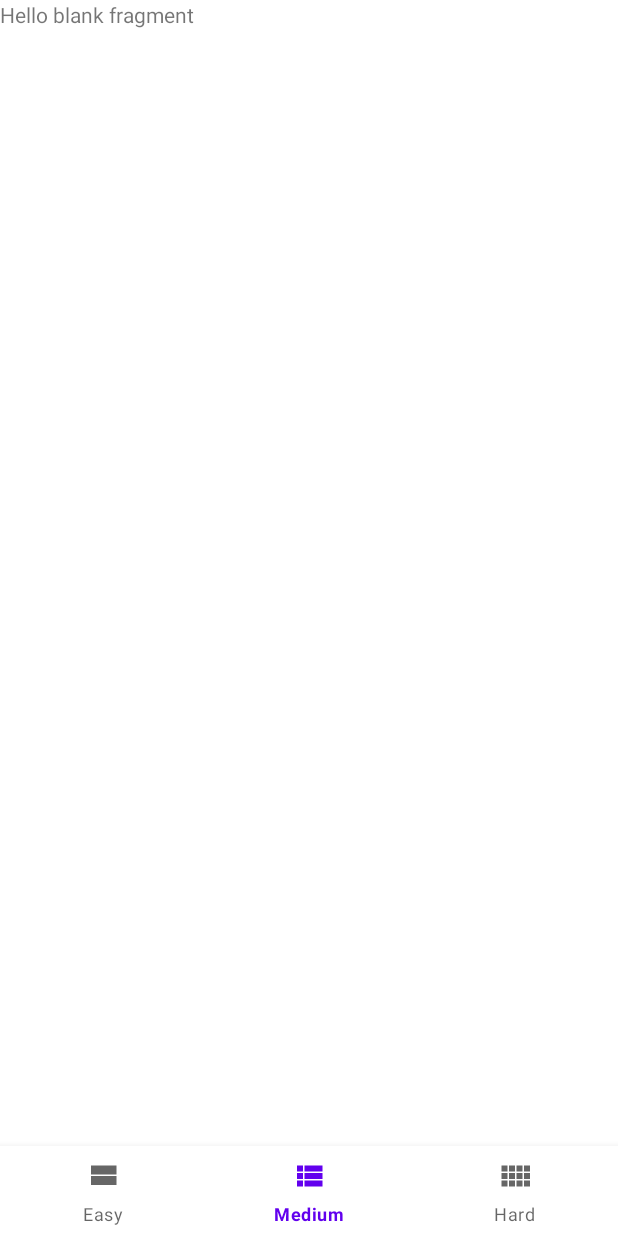
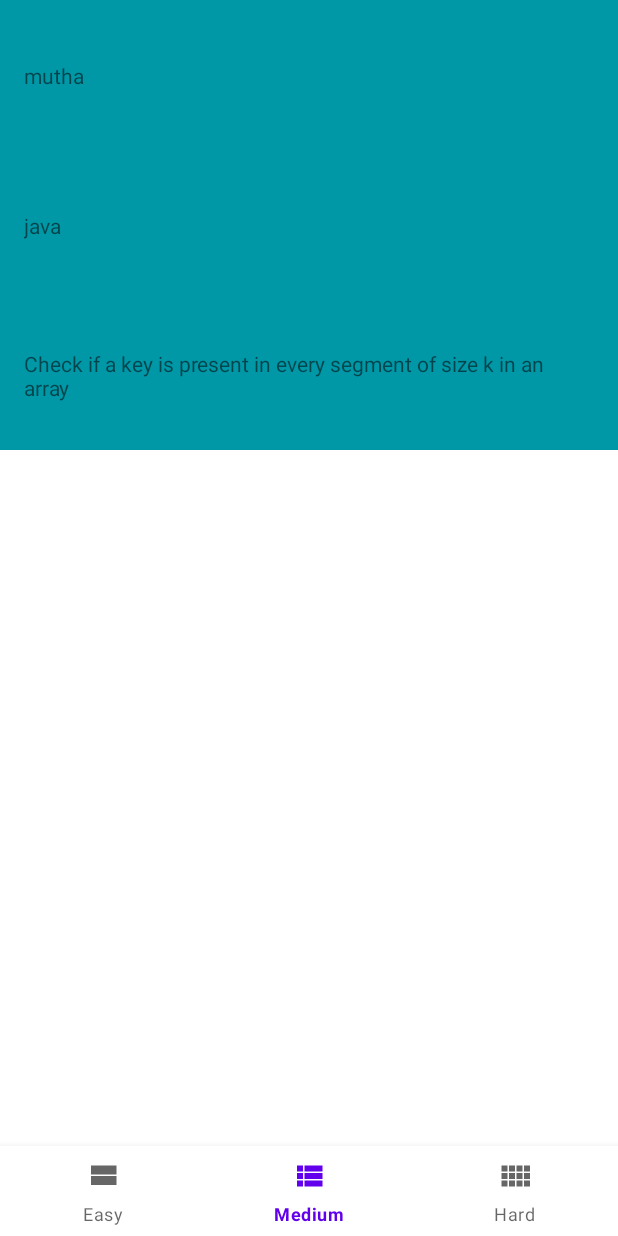
Before and after one commit to nirajninja/Project-1, an Android app: the fragment1 screen opened directly, with no data from a screen before it, item 2 of the bottom bar chosen, on a phone screen of 412 x 824 dp. Run offline under Robolectric (Android 15) with nearby library versions, the phone set to English and light mode, and no system bars.

Commit message:
implemented webview

```diff
--- a/app/src/main/AndroidManifest.xml
+++ b/app/src/main/AndroidManifest.xml
@@ -1,6 +1,8 @@
 <?xml version="1.0" encoding="utf-8"?>
 <manifest xmlns:android="http://schemas.android.com/apk/res/android"
     package="com.example.navigation_drawer">
+
+    <uses-permission android:name="android.permission.INTERNET" />
 
     <application
         android:allowBackup="true"
@@ -9,7 +11,8 @@
         android:roundIcon="@mipmap/ic_launcher_round"
         android:supportsRtl="true"
         android:theme="@style/AppTheme">
-        <activity android:name=".question_activity"></activity>
+        <activity android:name=".webview.browser"></activity>
+        <activity android:name=".question_activity" />
         <activity
             android:name=".MainActivity2"
             android:label="@string/title_activity_main2"
--- a/app/src/main/java/com/example/navigation_drawer/Global_class.kt
+++ b/app/src/main/java/com/example/navigation_drawer/Global_class.kt
@@ -4,15 +4,15 @@ import com.example.navigation_drawer.Questions_RecyclerVIew.DataType
 
 
 
-    var TodoList= mutableListOf(
+    var ArrayEasy= mutableListOf(
         DataType("String","https://www.geeksforgeeks.org/"),
         DataType("java","https://www.geeksforgeeks.org/"),
         DataType("Check if a key is present in every segment of size k in an array","https://www.geeksforgeeks.org/check-if-a-key-is-present-in-every-segment-of-size-k-in-an-array/")
 
     )
 
-var Medium= mutableListOf(
-    DataType("String","https://www.geeksforgeeks.org/"),
+    var ArrayMedium= mutableListOf(
+    DataType("mutha","https://www.geeksforgeeks.org/"),
     DataType("java","https://www.geeksforgeeks.org/"),
     DataType("Check if a key is present in every segment of size k in an array","https://www.geeksforgeeks.org/check-if-a-key-is-present-in-every-segment-of-size-k-in-an-array/")
 
--- a/app/src/main/java/com/example/navigation_drawer/inside_fragment/fragment1.kt
+++ b/app/src/main/java/com/example/navigation_drawer/inside_fragment/fragment1.kt
@@ -1,7 +1,6 @@
 package com.example.navigation_drawer.inside_fragment
 
 import android.content.Intent
-import android.net.Uri
 import android.os.Bundle
 import androidx.fragment.app.Fragment
 import android.view.LayoutInflater
@@ -11,17 +10,24 @@ import androidx.recyclerview.widget.LinearLayoutManager
 import com.example.navigation_drawer.R
 import com.example.navigation_drawer.Questions_RecyclerVIew.DataType
 import com.example.navigation_drawer.Questions_RecyclerVIew.DataTypeAdapter
-import com.example.navigation_drawer.TodoList
+import com.example.navigation_drawer.webview.browser
+
 import kotlinx.android.synthetic.main.fragment_fragment1.*
+
 
 // TODO: Rename parameter arguments, choose names that match
 // the fragment initialization parameters, e.g. ARG_ITEM_NUMBER
 
 class fragment1 : Fragment(),DataTypeAdapter.ontodoItemClickListener {
+    public lateinit var  list2:List<DataType>
+
     override fun onCreateView(
+
+
         inflater: LayoutInflater, container: ViewGroup?,
         savedInstanceState: Bundle?
     ): View? {
+
         // Inflate the layout for this fragment
         return inflater.inflate(R.layout.fragment_fragment1, container, false)
     }
@@ -32,37 +38,67 @@ class fragment1 : Fragment(),DataTypeAdapter.ontodoItemClickListener {
         super.onViewCreated(itemView, savedInstanceState)
 
 
-        var todoList= mutableListOf(
-            DataType("arrays","https://www.geeksforgeeks.org/"),
-            DataType("c++","https://www.geeksforgeeks.org/"),
-            DataType("Check if a key is present in every segment of size k in an array","https://www.geeksforgeeks.org/check-if-a-key-is-present-in-every-segment-of-size-k-in-an-array/")
 
-        )
 
-        var list=TodoList
-        val adapter= DataTypeAdapter(list,this)
+
+
+
+        val adapter= DataTypeAdapter(list2,this)
 
         rv.adapter=adapter
         rv.layoutManager= LinearLayoutManager(context)
-//        recycler_view.apply {
-//            // set a LinearLayoutManager to handle Android
-//            // RecyclerView behavior
-//            layoutManager = LinearLayoutManager(activity)
-//            // set the custom adapter to the RecyclerView
-//            adapter = RecyclerAdapter()
-//        }
+
     }
 
     override fun onItemClick(item: DataType, position: Int) {
+        val url = item.link
 
 
+        val intent=Intent(this.context,
+            browser::class.java)
+        intent.putExtra("extra",url)
+
+        startActivity(intent)
+    }
+
+    /*override fun onItemClick(item: DataType, position: Int) {
         val url = item.link
+
+        val intent=Intent(this.context,WebView::class.java)
+        intent.putExtra("extra",url)
+        startActivity(intent)
+    }*/
+/*
+
+    override fun onItemClick(item: DataType, position: Int) {
+   */
+/*     val url = item.link
+
+        wb_webView.webViewClient= WebViewClient()
+        wb_webView.apply {
+            loadUrl(url)
+            settings.javaScriptEnabled=true
+
+        }
+   *//*
+*/
+/*
+        val intent= Intent(this, webview::class.java)
+        startActivity(intent)*//*
+
+
+
+        */
+/* val url = item.link
         val i = Intent(Intent.ACTION_VIEW)
         i.data = Uri.parse(url)
-        startActivity(i)
+        startActivity(i)*//*
+
 
 
     }
 
+*/
+
 
 }
--- a/app/src/main/java/com/example/navigation_drawer/inside_fragment/fragment2.kt
+++ b/app/src/main/java/com/example/navigation_drawer/inside_fragment/fragment2.kt
@@ -1,21 +1,54 @@
 package com.example.navigation_drawer.inside_fragment
 
+import android.content.Intent
+import android.net.Uri
 import android.os.Bundle
 import androidx.fragment.app.Fragment
 import android.view.LayoutInflater
 import android.view.View
 import android.view.ViewGroup
+import androidx.recyclerview.widget.LinearLayoutManager
+import com.example.navigation_drawer.ArrayMedium
+import com.example.navigation_drawer.Questions_RecyclerVIew.DataType
+import com.example.navigation_drawer.Questions_RecyclerVIew.DataTypeAdapter
 import com.example.navigation_drawer.R
+import kotlinx.android.synthetic.main.fragment_fragment1.*
+import kotlinx.android.synthetic.main.fragment_fragment2.*
 
-class fragment2 : Fragment() {
+class fragment2 : Fragment() ,DataTypeAdapter.ontodoItemClickListener{
     // TODO: Rename and change types of parameters
 
+    public lateinit var  mediumList:List<DataType>
     override fun onCreateView(
         inflater: LayoutInflater, container: ViewGroup?,
         savedInstanceState: Bundle?
     ): View? {
         // Inflate the layout for this fragment
-        return inflater.inflate(R.layout.fragment_fragment3, container, false)
+        return inflater.inflate(R.layout.fragment_fragment2, container, false)
+    }
+
+    override fun onViewCreated(itemView: View, savedInstanceState: Bundle?) {
+        super.onViewCreated(itemView, savedInstanceState)
+
+
+
+
+
+
+ //       var list= ArrayMedium
+        val adapter= DataTypeAdapter(mediumList,this)
+
+        rv2.adapter=adapter
+        rv2.layoutManager= LinearLayoutManager(context)
+
+    }
+
+    override fun onItemClick(item: DataType, position: Int) {
+
+        val url = item.link
+        val i = Intent(Intent.ACTION_VIEW)
+        i.data = Uri.parse(url)
+        startActivity(i)
     }
 
 }
--- a/app/src/main/java/com/example/navigation_drawer/question_activity.kt
+++ b/app/src/main/java/com/example/navigation_drawer/question_activity.kt
@@ -1,9 +1,8 @@
 package com.example.navigation_drawer
 
+import android.content.Intent
 import androidx.appcompat.app.AppCompatActivity
 import android.os.Bundle
-import android.util.Log
-import android.widget.Toast
 import androidx.fragment.app.Fragment
 import com.example.navigation_drawer.inside_fragment.fragment1
 import com.example.navigation_drawer.inside_fragment.fragment2
@@ -17,6 +16,10 @@ class question_activity : AppCompatActivity() {
 
         val data=intent.getIntExtra("ExtraData",0)
 
+        val intent= Intent(this,fragment1::class.java)
+        intent.putExtra("daa",data)
+
+
    /* if(data==1)
     {
         Toast.makeText(this,"hello bitches",Toast.LENGTH_SHORT).show()
@@ -29,14 +32,16 @@ class question_activity : AppCompatActivity() {
         val firstfragment= fragment1()
         val secondFragment= fragment2()
         val thirdFragment= fragment3()
+        firstfragment.list2= ArrayEasy
+        secondFragment.mediumList= ArrayMedium
 
         setcurrentfragment(firstfragment)
 
         bottomNavigationView.setOnNavigationItemSelectedListener {
             when(it.itemId){
-                R.id.miHome->setcurrentfragment(firstfragment)
-                R.id.miProfile->setcurrentfragment(secondFragment)
-                R.id.mi_message->setcurrentfragment(thirdFragment)
+                R.id.miEasy->setcurrentfragment(firstfragment)
+                R.id.miMedium->setcurrentfragment(secondFragment)
+                R.id.mi_Hard->setcurrentfragment(thirdFragment)
             }
             true
         }
--- a/app/src/main/res/layout/fragment_fragment2.xml
+++ b/app/src/main/res/layout/fragment_fragment2.xml
@@ -6,9 +6,9 @@
     tools:context=".inside_fragment.fragment2">
 
     <!-- TODO: Update blank fragment layout -->
-    <TextView
+    <androidx.recyclerview.widget.RecyclerView
         android:layout_width="match_parent"
         android:layout_height="match_parent"
-        android:text="fragment2" />
-
+        android:id="@+id/rv2"
+        />
 </FrameLayout>
--- a/app/src/main/res/layout/fragment_fragment3.xml
+++ b/app/src/main/res/layout/fragment_fragment3.xml
@@ -6,9 +6,10 @@
     tools:context=".inside_fragment.fragment2">
 
     <!-- TODO: Update blank fragment layout -->
-    <TextView
+    <androidx.recyclerview.widget.RecyclerView
         android:layout_width="match_parent"
         android:layout_height="match_parent"
-        android:text="fragment3" />
+        android:id="@+id/rv3"
+        />
 
 </FrameLayout>
--- a/app/src/main/res/menu/bottom_nav_menu.xml
+++ b/app/src/main/res/menu/bottom_nav_menu.xml
@@ -3,20 +3,20 @@
 
 
     <item
-        android:id="@+id/miHome"
+        android:id="@+id/miEasy"
         android:icon="@drawable/easy"
         android:title="Easy"
         />
 
     <item
-        android:id="@+id/mi_message"
+        android:id="@+id/miMedium"
         android:icon="@drawable/medium"
         android:title="Medium"
         />
 
 
     <item
-        android:id="@+id/miProfile"
+        android:id="@+id/mi_Hard"
         android:icon="@drawable/hard"
         android:title="Hard"
         />
```
Also changed, not shown: app/src/main/java/com/example/navigation_drawer/webview/browser.kt (added, +22 -0 lines), app/src/main/res/layout/activity_browser.xml (added, +14 -0 lines).
